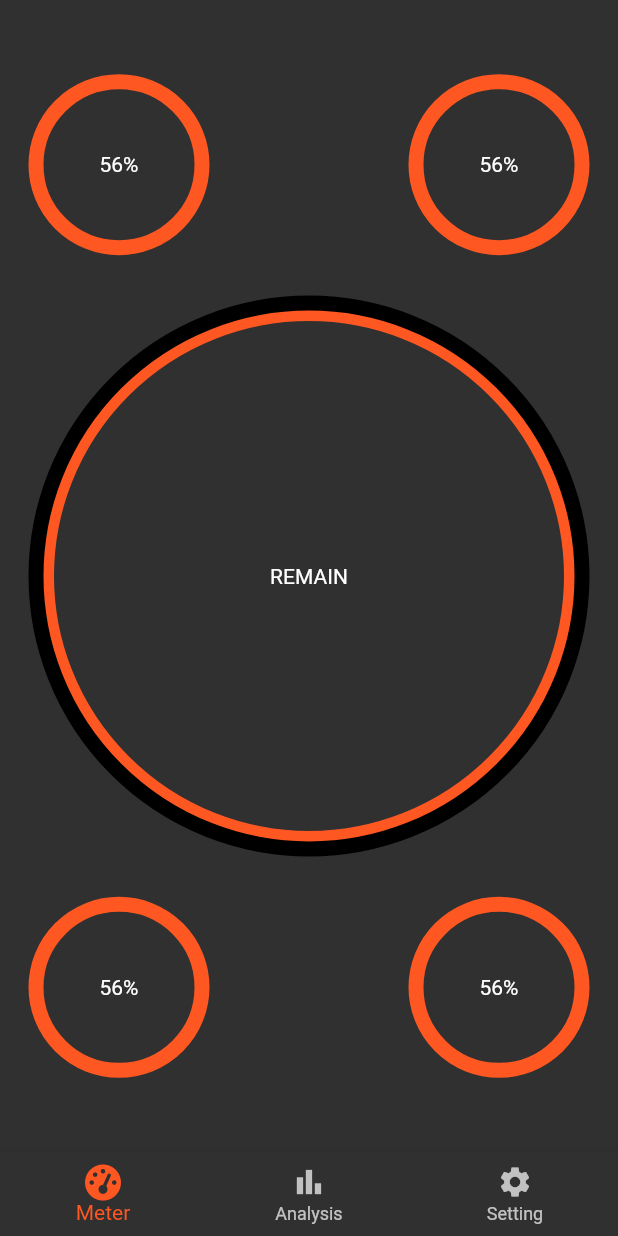
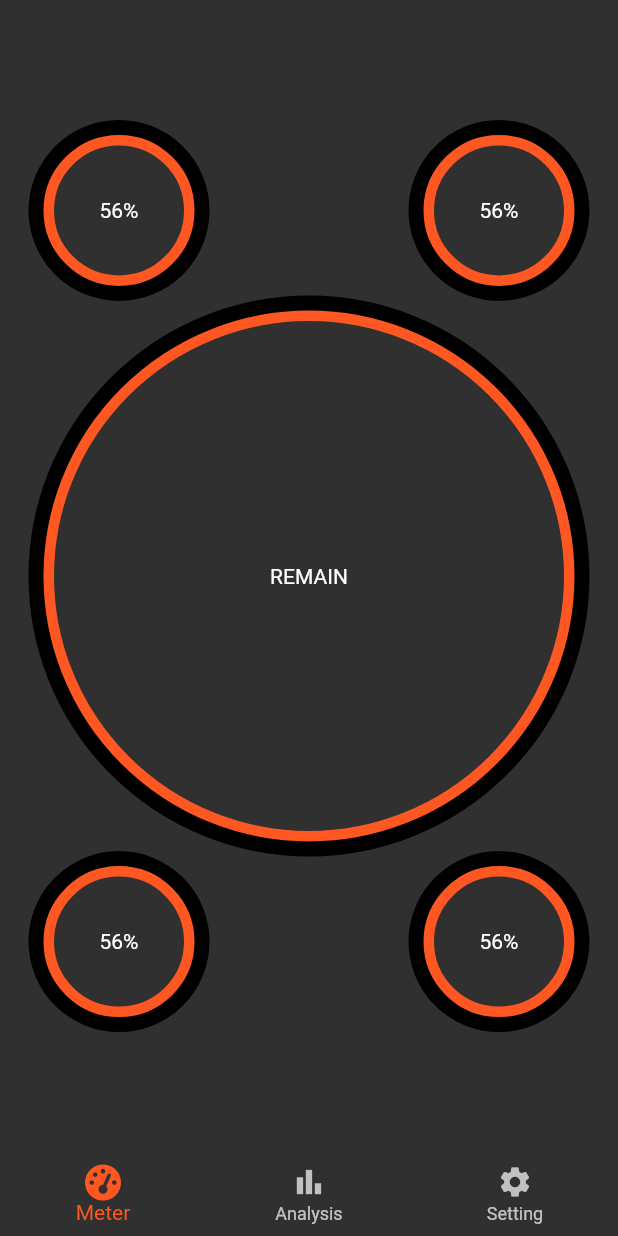
Before and after one commit to kolbe-ryo/budget_scouter, a Flutter app: the screen it shows after launch, on a phone screen of 412 x 824 dp. Run offline on Flutter 3.47's test engine with Material 2 defaults, Android fonts, the phone set to English and light mode, and no system bars; drawn by our look-alikes of pie_chart; our stand-ins replace flutter_riverpod, font_awesome_flutter, freezed_annotation, shared_preferences.

Commit message:
implement VM

```diff
--- a/lib/enum/meter_radius_enum.dart
+++ b/lib/enum/meter_radius_enum.dart
@@ -12,7 +12,7 @@ extension MeterRadiusEnumExt on MeterRadiusEnum {
   double radius(BoxConstraints constraints) {
     switch (this) {
       case MeterRadiusEnum.smallInner:
-        return constraints.maxWidth / 3 - 15;
+        return constraints.maxWidth / 3 - 30;
       case MeterRadiusEnum.smallOuter:
         return constraints.maxWidth / 3;
       case MeterRadiusEnum.largeInner:
@@ -25,11 +25,9 @@ extension MeterRadiusEnumExt on MeterRadiusEnum {
   double constraints(BoxConstraints constraints) {
     switch (this) {
       case MeterRadiusEnum.smallInner:
-        return constraints.maxWidth / 3;
       case MeterRadiusEnum.smallOuter:
         return constraints.maxWidth / 3;
       case MeterRadiusEnum.largeInner:
-        return constraints.maxWidth;
       case MeterRadiusEnum.largeOuter:
         return constraints.maxWidth;
     }
--- a/lib/interface/shared_preference_interfage.dart
+++ b/lib/interface/shared_preference_interfage.dart
@@ -3,7 +3,7 @@ import '../model/money_meter_model_list.dart';
 
 abstract class SharedPreferenceInterface {
   // Fetch model list from shared preference
-  MoneyMeterModelList? fetch();
+  Future<MoneyMeterModelList?> fetch();
 
   // Save model to shared preference
   Future<void> save(MoneyMeterModelList value);
--- a/lib/model/money_meter_model.dart
+++ b/lib/model/money_meter_model.dart
@@ -12,6 +12,7 @@ class MoneyMeterModel with _$MoneyMeterModel {
   const MoneyMeterModel._();
 
   const factory MoneyMeterModel({
+    @Default(0) int index,
     @Default(false) bool isCenterContent,
     @Default(0) int initBalance,
     @Default(0) int balance,
--- a/lib/view/money_meter/money_meter_small.dart
+++ b/lib/view/money_meter/money_meter_small.dart
@@ -19,6 +19,7 @@ class MoneyMeterSmall extends MoneyMeterAbstract {
   List<MeterWidget> meterWidgets() {
     return [
       const MeterWidget(inOutCircle: MeterInOutEnum.outer, meterRadius: MeterRadiusEnum.smallInner),
+      const MeterWidget(inOutCircle: MeterInOutEnum.inner, meterRadius: MeterRadiusEnum.smallOuter),
     ];
   }
 }
--- a/lib/view/page/money_meter_page.dart
+++ b/lib/view/page/money_meter_page.dart
@@ -1,9 +1,16 @@
 // Flutter imports:
+import 'package:budget_scouter/model/money_meter_model_list.dart';
 import 'package:budget_scouter/view/money_meter/money_meter_large.dart';
+import 'package:budget_scouter/view/view_model/money_meter_page_view_model.dart';
 import 'package:flutter/material.dart';
+import 'package:flutter_riverpod/flutter_riverpod.dart';
 
 // Project imports:
 import '../money_meter/money_meter_small.dart';
+
+// MoneyMeterModelListの管理
+final moneyMeterModelListProvider =
+    StateNotifierProvider<MoneyMeterPageViewModel, MoneyMeterModelList>((ref) => MoneyMeterPageViewModel());
 
 class MoneyMeterPage extends StatelessWidget {
   const MoneyMeterPage({Key? key}) : super(key: key);
@@ -13,14 +20,13 @@ class MoneyMeterPage extends StatelessWidget {
     return Scaffold(
       body: LayoutBuilder(builder: (context, constraints) {
         return Stack(
-          fit: StackFit.loose,
           children: [
             const Align(
-              alignment: Alignment(-1.0, -0.9),
+              alignment: Alignment(-1.0, -0.8),
               child: MoneyMeterSmall(),
             ),
             const Align(
-              alignment: Alignment(1.0, -0.9),
+              alignment: Alignment(1.0, -0.8),
               child: MoneyMeterSmall(),
             ),
             const Align(
@@ -28,11 +34,11 @@ class MoneyMeterPage extends StatelessWidget {
               child: MoneyMeterLarge(),
             ),
             const Align(
-              alignment: Alignment(-1.0, 0.9),
+              alignment: Alignment(-1.0, 0.8),
               child: MoneyMeterSmall(),
             ),
             const Align(
-              alignment: Alignment(1.0, 0.9),
+              alignment: Alignment(1.0, 0.8),
               child: MoneyMeterSmall(),
             ),
           ],
```
Also changed, not shown: lib/service/shared_preference_service.dart (+8 -6 lines), lib/view/view_model/money_meter_page_view_model.dart (added, +24 -0 lines), lib/model/money_meter_model.freezed.dart, lib/model/money_meter_model.g.dart.
